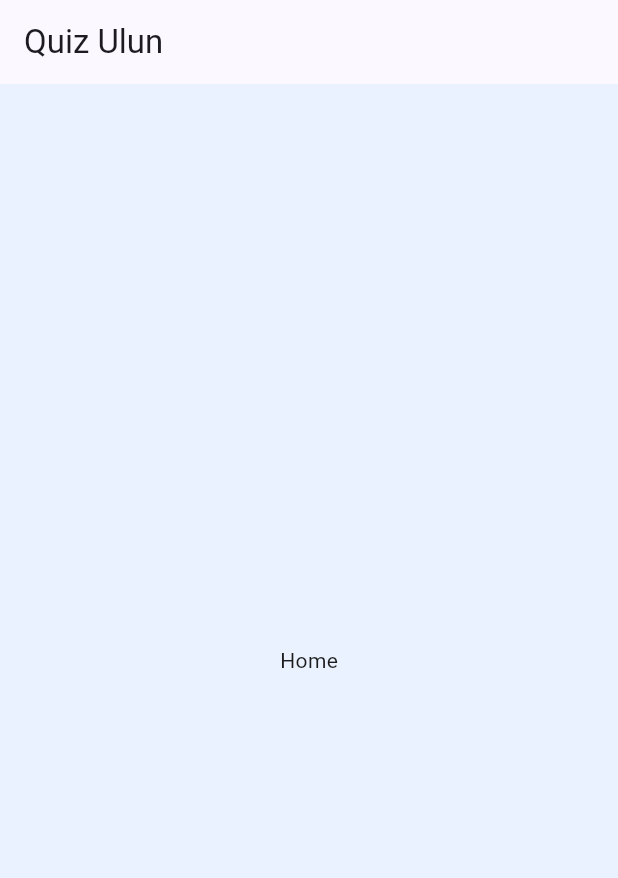
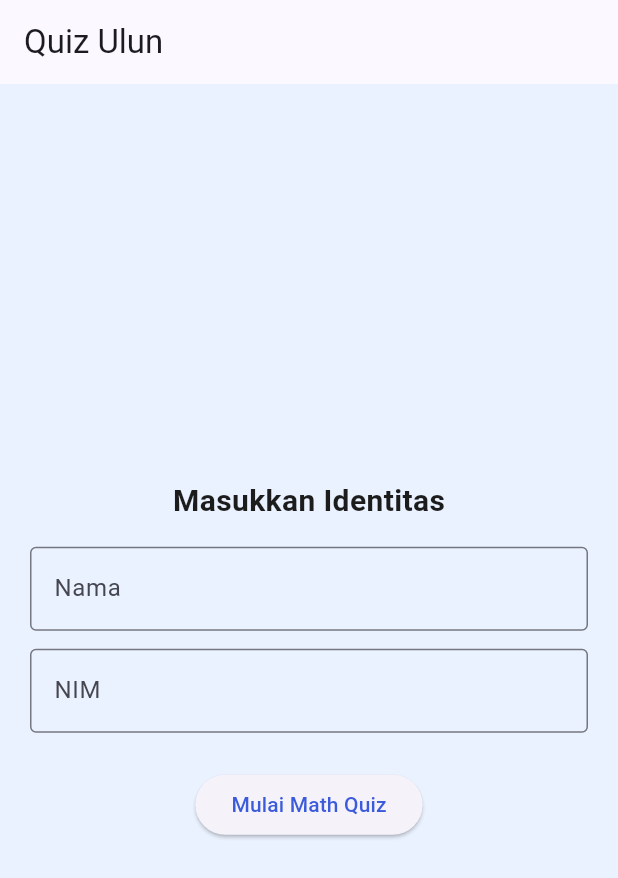
Before and after one commit to Azlinsyah-231401013/Quiz_App_Flutter, a Flutter app: the screen it shows after launch, on a phone screen of 412 x 824 dp. Shown: the top 878 px of the screen. Run offline on Flutter 3.47's test engine with Material 3 defaults, Android fonts, the phone set to English and light mode, and no system bars; Roboto replaces fonts that are missing (Poppins).

Commit message:
feat(home): add name and NIM inputs with start button

```diff
--- a/lib/pages/home_page.dart
+++ b/lib/pages/home_page.dart
@@ -1,4 +1,5 @@
 import 'package:flutter/material.dart';
+import 'quiz_page.dart';
 
 class HomePage extends StatefulWidget {
   const HomePage({super.key});
@@ -7,11 +8,39 @@ class HomePage extends StatefulWidget {
 }
 
 class _HomePageState extends State<HomePage> {
+  final _name = TextEditingController();
+  final _nim  = TextEditingController();
+
   @override
   Widget build(BuildContext context) {
     return Scaffold(
       appBar: AppBar(title: const Text("Quiz Ulun")),
-      body: const Center(child: Text("Home")),
+      body: Padding(
+        padding: const EdgeInsets.all(20),
+        child: Column(
+          mainAxisAlignment: MainAxisAlignment.center,
+          children: [
+            const Text("Masukkan Identitas", style: TextStyle(fontSize: 20, fontWeight: FontWeight.bold)),
+            const SizedBox(height: 16),
+            TextField(controller: _name, decoration: const InputDecoration(labelText: "Nama", border: OutlineInputBorder())),
+            const SizedBox(height: 12),
+            TextField(controller: _nim,  decoration: const InputDecoration(labelText: "NIM",  border: OutlineInputBorder())),
+            const SizedBox(height: 24),
+            ElevatedButton(
+              onPressed: () {
+                if (_name.text.isEmpty || _nim.text.isEmpty) {
+                  ScaffoldMessenger.of(context).showSnackBar(const SnackBar(content: Text("Nama & NIM wajib diisi")));
+                  return;
+                }
+                Navigator.push(context, MaterialPageRoute(
+                  builder: (_) => QuizPage(name: _name.text, nim: _nim.text),
+                ));
+              },
+              child: const Text("Mulai Math Quiz"),
+            ),
+          ],
+        ),
+      ),
     );
   }
 }
```
